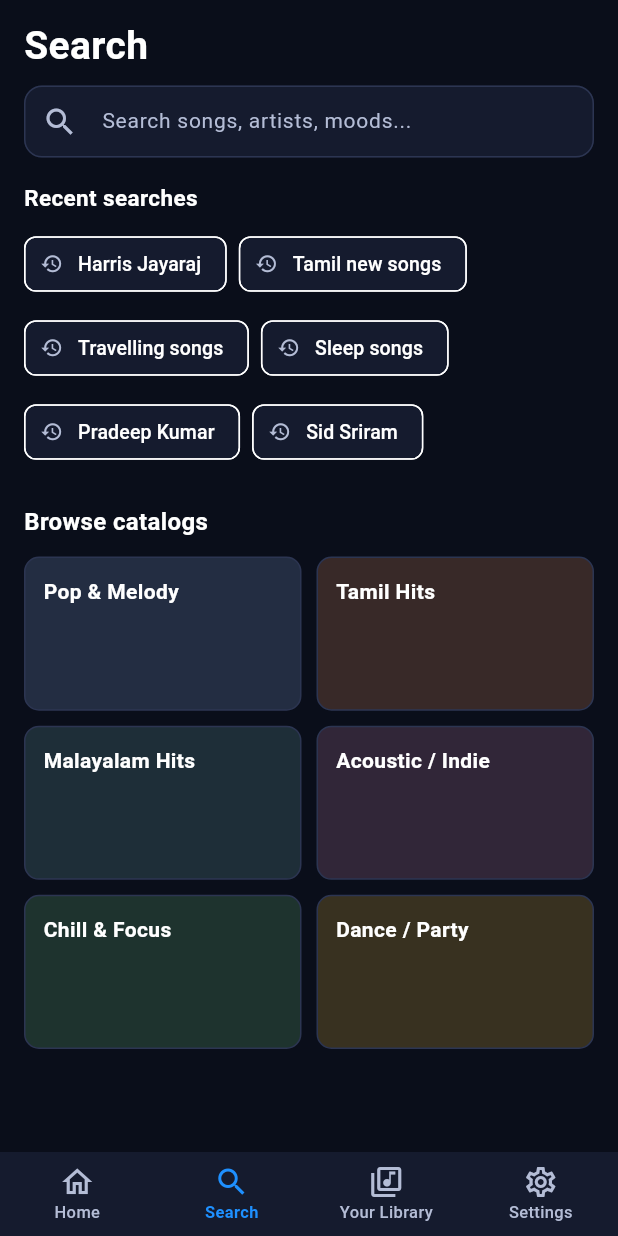
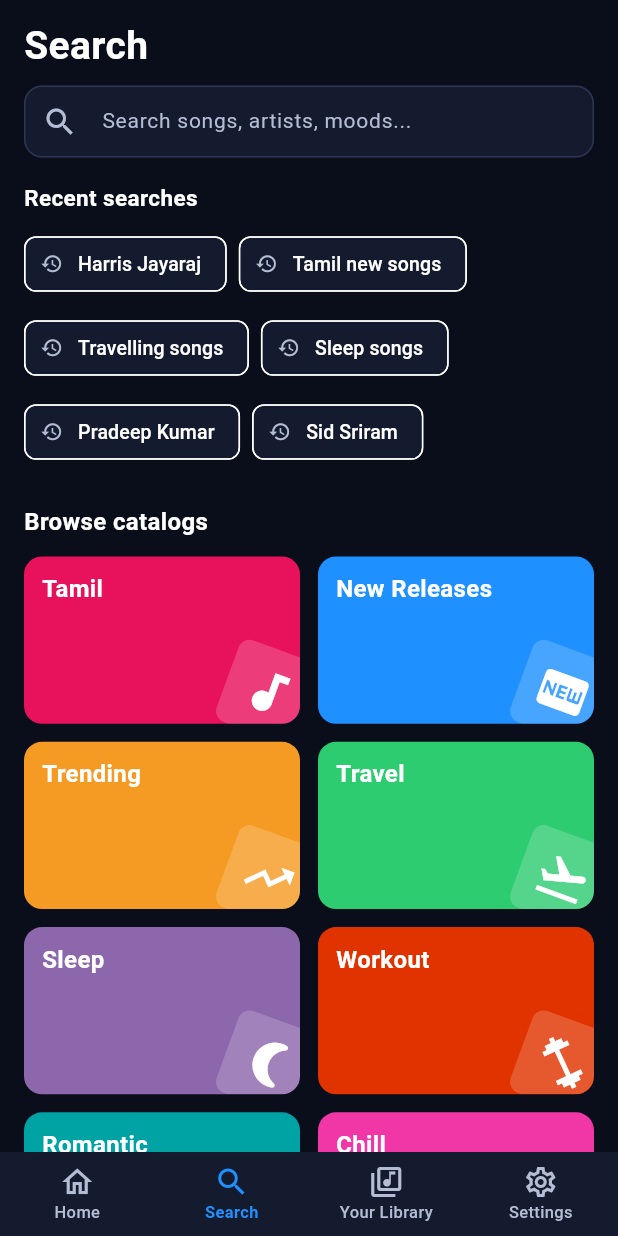
Before and after one commit to Ajaykrishnan137/Spotify-clone, a Flutter app: the screen it shows after launch, item 2 of the bottom bar chosen, on a phone screen of 412 x 824 dp. Run offline on Flutter 3.47's test engine with Material 3 defaults, Android fonts, the phone set to English and light mode, and no system bars; our stand-ins replace audio_service, cached_network_image, connectivity_plus, drift, equatable, flutter_riverpod and 5 more; missing offline and left inert: audio_session, cryptography, dart_des; accounts and stored records are empty; generated files the repository leaves out were written again; network calls fail.

Commit message:
Brighten browse cards, add solid flat colors to mix cards, and remove download popups

```diff
--- a/lib/views/home/artist_detail_view.dart
+++ b/lib/views/home/artist_detail_view.dart
@@ -125,7 +125,6 @@ class _ArtistDetailViewState extends ConsumerState<ArtistDetailView> {
                 onTap: () {
                   Navigator.pop(ctx);
                   ref.read(downloadControllerProvider.notifier).startDownload(song);
-                  AppSnackBar.showInfo(context: context, message: 'Downloading "${song.title}"...');
                 },
               ),
             ],
--- a/lib/views/search/search_view.dart
+++ b/lib/views/search/search_view.dart
@@ -48,12 +48,20 @@ class _SearchViewState extends ConsumerState<SearchView> {
   ];
 
   static const List<Map<String, dynamic>> _browseGenres = [
-    {'title': 'Pop & Melody', 'color': Color(0xFF232D42), 'icon': Icons.music_note},
-    {'title': 'Tamil Hits', 'color': Color(0xFF382928), 'icon': Icons.audiotrack},
-    {'title': 'Malayalam Hits', 'color': Color(0xFF1E2E38), 'icon': Icons.waves},
-    {'title': 'Acoustic / Indie', 'color': Color(0xFF312638), 'icon': Icons.mic},
-    {'title': 'Chill & Focus', 'color': Color(0xFF1E332E), 'icon': Icons.spa},
-    {'title': 'Dance / Party', 'color': Color(0xFF383120), 'icon': Icons.celebration},
+    {'title': 'Tamil', 'color': Color(0xFFE8115B), 'icon': Icons.audiotrack},
+    {'title': 'New Releases', 'color': Color(0xFF1E90FF), 'icon': Icons.fiber_new},
+    {'title': 'Trending', 'color': Color(0xFFF59B23), 'icon': Icons.trending_up},
+    {'title': 'Travel', 'color': Color(0xFF2ECC71), 'icon': Icons.flight_takeoff},
+    {'title': 'Sleep', 'color': Color(0xFF8D67AB), 'icon': Icons.nightlight_round},
+    {'title': 'Workout', 'color': Color(0xFFE13300), 'icon': Icons.fitness_center},
+    {'title': 'Romantic', 'color': Color(0xFF00A3A3), 'icon': Icons.favorite},
+    {'title': 'Chill', 'color': Color(0xFFF037A5), 'icon': Icons.spa},
+    {'title': 'Party', 'color': Color(0xFF509BF5), 'icon': Icons.celebration},
+    {'title': 'Focus', 'color': Color(0xFFBA5D07), 'icon': Icons.psychology},
+    {'title': 'Devotional', 'color': Color(0xFF148A08), 'icon': Icons.auto_awesome},
+    {'title': 'Melody', 'color': Color(0xFF477D95), 'icon': Icons.music_note},
+    {'title': '90s Hits', 'color': Color(0xFFE8115B), 'icon': Icons.radio},
+    {'title': 'Instrumental', 'color': Color(0xFF1E90FF), 'icon': Icons.piano},
   ];
 
   StreamSubscription<SearchStreamBatch>? _searchSubscription;
@@ -250,12 +258,6 @@ class _SearchViewState extends ConsumerState<SearchView> {
     for (final song in _searchResult) {
       downloadNotifier.startDownload(song);
     }
-    ScaffoldMessenger.of(context).showSnackBar(
-      SnackBar(
-        content: Text('Downloading ${_searchResult.length} legal tracks...'),
-        backgroundColor: AppColors.primarySkyBlue,
-      ),
-    );
   }
 
   Widget _buildSearchResults(AudioPlayerController playerController, PlayerStateData playerState) {
@@ -666,33 +668,66 @@ class _SearchViewState extends ConsumerState<SearchView> {
                           itemCount: _browseGenres.length,
                           gridDelegate: const SliverGridDelegateWithFixedCrossAxisCount(
                             crossAxisCount: 2,
-                            crossAxisSpacing: 10,
-                            mainAxisSpacing: 10,
-                            childAspectRatio: 1.8,
+                            crossAxisSpacing: 12,
+                            mainAxisSpacing: 12,
+                            childAspectRatio: 1.65,
                           ),
                           itemBuilder: (context, index) {
                             final item = _browseGenres[index];
-                            return InkWell(
-                              borderRadius: BorderRadius.circular(10),
+                            final title = item['title'] as String;
+                            final color = item['color'] as Color;
+                            final icon = item['icon'] as IconData;
+
+                            return Material(
+                              color: color,
+                              borderRadius: BorderRadius.circular(12),
+                              clipBehavior: Clip.antiAlias,
+                              child: InkWell(
                                 onTap: () {
-                                final title = item['title'] as String;
                                   _searchController.text = title;
                                   _performSearch(title);
                                 },
+                                splashColor: Colors.black26,
+                                highlightColor: Colors.black12,
+                                child: Stack(
+                                  children: [
+                                    // Rotated category icon in bottom right corner (full brightness, no glow)
+                                    Positioned(
+                                      right: -8,
+                                      bottom: -8,
+                                      child: Transform.rotate(
+                                        angle: 0.35, // ~20 degrees
                                         child: Container(
+                                          width: 58,
+                                          height: 58,
                                           decoration: BoxDecoration(
-                                  color: item['color'] as Color,
-                                  borderRadius: BorderRadius.circular(10),
-                                  border: Border.all(color: AppColors.dividers),
+                                            color: Colors.white.withOpacity(0.18),
+                                            borderRadius: BorderRadius.circular(8),
                                           ),
-                                padding: const EdgeInsets.all(Dimensions.space12),
+                                          child: Icon(
+                                            icon,
+                                            size: 36,
+                                            color: Colors.white,
+                                          ),
+                                        ),
+                                      ),
+                                    ),
+                                    // Card title (top-left, bold white, 16-18px, max 2 lines, ellipsis)
+                                    Padding(
+                                      padding: const EdgeInsets.all(12.0),
                                       child: Text(
-                                  item['title'] as String,
+                                        title,
+                                        maxLines: 2,
+                                        overflow: TextOverflow.ellipsis,
                                         style: const TextStyle(
                                           color: Colors.white,
-                                    fontSize: 14,
+                                          fontSize: 16,
                                           fontWeight: FontWeight.bold,
+                                          height: 1.2,
                                         ),
+                                      ),
+                                    ),
+                                  ],
                                 ),
                               ),
                             );
--- a/lib/views/shared_widgets/song_tile.dart
+++ b/lib/views/shared_widgets/song_tile.dart
@@ -110,9 +110,6 @@ class SongTile extends ConsumerWidget {
                   onTap: () {
                     Navigator.pop(ctx);
                     ref.read(downloadControllerProvider.notifier).startDownload(song);
-                    ScaffoldMessenger.of(context).showSnackBar(
-                      SnackBar(content: Text('Downloading "${song.title}"...'), backgroundColor: AppColors.accent),
-                    );
                   },
                 ),
               ],
```
Also changed, not shown: lib/core/services/home_content_service.dart (+23 -5 lines), lib/views/home/home_view.dart (+111 -62 lines), lib/views/playlist/playlist_detail_view.dart (+17 -21 lines). Lines whose indentation alone changed are shown as unchanged.
